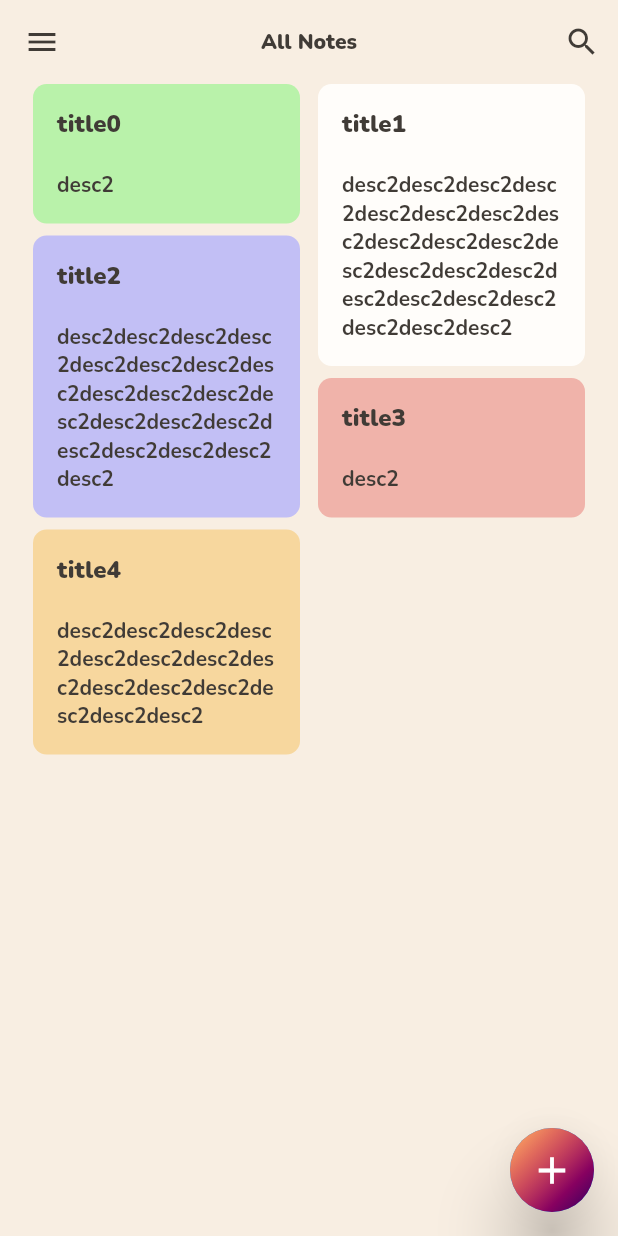
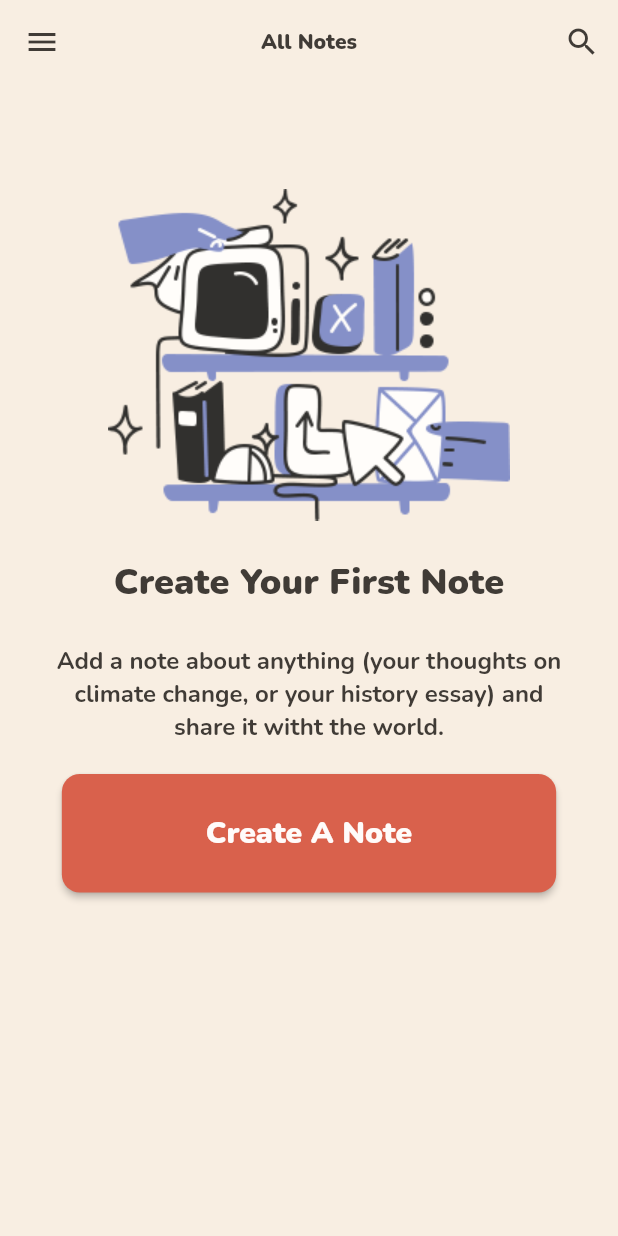
Before and after one commit to JustAgent/TaskManager, a Flutter app: the screen it shows after launch, on a phone screen of 412 x 824 dp. Run offline on Flutter 3.47's test engine with Material 2 defaults, Android fonts, the phone set to English and light mode, and no system bars; our stand-ins replace google_fonts.

Commit message:
create screen added

```diff
--- a/lib/constants/colors.dart
+++ b/lib/constants/colors.dart
@@ -10,6 +10,7 @@ int noteGreen = 0xffb9f2aa;
 int noteYellow = 0xfff7d79e;
 int appBarTextCOLOR = 0XFF403B36;
 int whiteColor = 0xff000000;
+int btnCOlor = 0xffFFFBFA;
 var btnGradient = <Color>[
   Color(0xff1f005c),
   Color(0xff5b0060),
--- a/lib/model/local_storage.dart
+++ b/lib/model/local_storage.dart
@@ -3,10 +3,10 @@ import 'package:task_manager/constants/colors.dart';
 import 'package:task_manager/model/model.dart';
 
 List<Product> products = [
-   Product(title: 'title0', desc: 'desc2', color: noteGreen, id: 0),
-  Product(title: 'title1', desc: 'desc2desc2desc2desc2desc2desc2desc2desc2desc2desc2desc2desc2desc2desc2desc2desc2desc2desc2desc2desc2desc2desc2', color: noteMain, id: 1),
-  Product(title: 'title2', desc: 'desc2desc2desc2desc2desc2desc2desc2desc2desc2desc2desc2desc2desc2desc2desc2desc2desc2desc2desc2desc2', color: noteBlue, id: 2),
-  Product(title: 'title3', desc: 'desc2', color: noteRed, id: 3),
-  Product(title: 'title4', desc: 'desc2desc2desc2desc2desc2desc2desc2desc2desc2desc2desc2desc2desc2desc2', color: noteYellow, id: 4),
+  //  Product(title: 'title0', desc: 'desc2', color: noteGreen, id: 0),
+  // Product(title: 'title1', desc: 'desc2desc2desc2desc2desc2desc2desc2desc2desc2desc2desc2desc2desc2desc2desc2desc2desc2desc2desc2desc2desc2desc2', color: noteMain, id: 1),
+  // Product(title: 'title2', desc: 'desc2desc2desc2desc2desc2desc2desc2desc2desc2desc2desc2desc2desc2desc2desc2desc2desc2desc2desc2desc2', color: noteBlue, id: 2),
+  // Product(title: 'title3', desc: 'desc2', color: noteRed, id: 3),
+  // Product(title: 'title4', desc: 'desc2desc2desc2desc2desc2desc2desc2desc2desc2desc2desc2desc2desc2desc2', color: noteYellow, id: 4),
 
   ];
--- a/lib/pages/notes.dart
+++ b/lib/pages/notes.dart
@@ -4,6 +4,7 @@ import 'package:google_fonts/google_fonts.dart';
 import 'package:task_manager/constants/colors.dart';
 import 'package:task_manager/model/local_storage.dart';
 import 'package:task_manager/pages/single_note.dart';
+import 'package:google_fonts/google_fonts.dart';
 
 class Notes extends StatefulWidget {
   const Notes({Key? key}) : super(key: key);
@@ -14,7 +15,7 @@ class Notes extends StatefulWidget {
 
 class _NotesState extends State<Notes> {
 
-  bool isVisible = true;
+  bool isVisible = false;
 
   @override
   void initState() {
@@ -34,7 +35,7 @@ class _NotesState extends State<Notes> {
   Widget build(BuildContext context) {
     return Scaffold(
       floatingActionButton: Visibility(
-        //visible: isVisible,
+        visible: isVisible,
         child: FloatingActionButton(
           onPressed: () {
              Navigator.pushReplacementNamed(context, '/addNote');
@@ -84,7 +85,9 @@ class _NotesState extends State<Notes> {
       ),
       backgroundColor: Color(bgMain),
       body: isVisible
-      ? Center(
+      ? Padding(
+        padding: EdgeInsets.fromLTRB(0, 29, 0, 0),
+        child: Center(
             child: ConstrainedBox(
               constraints: const BoxConstraints(
                 minHeight: 400,
@@ -109,15 +112,64 @@ class _NotesState extends State<Notes> {
                 ),
               ),
             ),
+        ),
       )
-      : Center(
+      : Padding(
+        padding: /**/const EdgeInsets.fromLTRB(31, 70, 31, 0),
+        child: Center(
           child: Column(
-          children: const [
-            Image(
+            children: [
+              const Image(
                   image: AssetImage(
                     'assets/create.png'
-                ))
+                  )
+              ),
+              Padding(
+                padding: const EdgeInsets.only(top: 25),
+                child: Text(
+                  'Create Your First Note',
+                    style: GoogleFonts.nunito(
+                      fontWeight: FontWeight.w900,
+                      color: Color(appBarTextCOLOR),
+                      fontSize: 24)
+                ),
+              ),
+              Padding(
+                padding: const EdgeInsets.only(top: 25),
+                child: Text(
+                    'Add a note about anything (your thoughts on climate change, or your history essay) and share it witht the world.',
+                    maxLines: 3,
+                    textAlign: TextAlign.center,
+                    style: GoogleFonts.nunito(
+                        fontWeight: FontWeight.w700,
+                        color: Color(appBarTextCOLOR),
+                        fontSize: 16)
+                ),
+              ),
+              Padding(
+                  padding: EdgeInsets.only(top: 20),
+                  child: ElevatedButton(
+                    onPressed: () {
+                      Navigator.pushReplacementNamed(context, '/addNote');
+                    },
+                    style: ElevatedButton.styleFrom(
+                      primary: Color(btnBgMain),
+                      padding: EdgeInsets.symmetric(horizontal: 96, vertical: 26),
+                      shape: RoundedRectangleBorder(
+                        borderRadius: BorderRadius.circular(12)
+                      )
+                    ),
+                    child: Text(
+                      'Create A Note',
+                        style: GoogleFonts.nunito(
+                            fontWeight: FontWeight.w900,
+                            color: Color(btnCOlor),
+                            fontSize: 20)
+                    ),
+                  ),
+              ),
             ],
+          ),
          ),
       ),
     );
```
Lines whose indentation alone changed are shown as unchanged.
